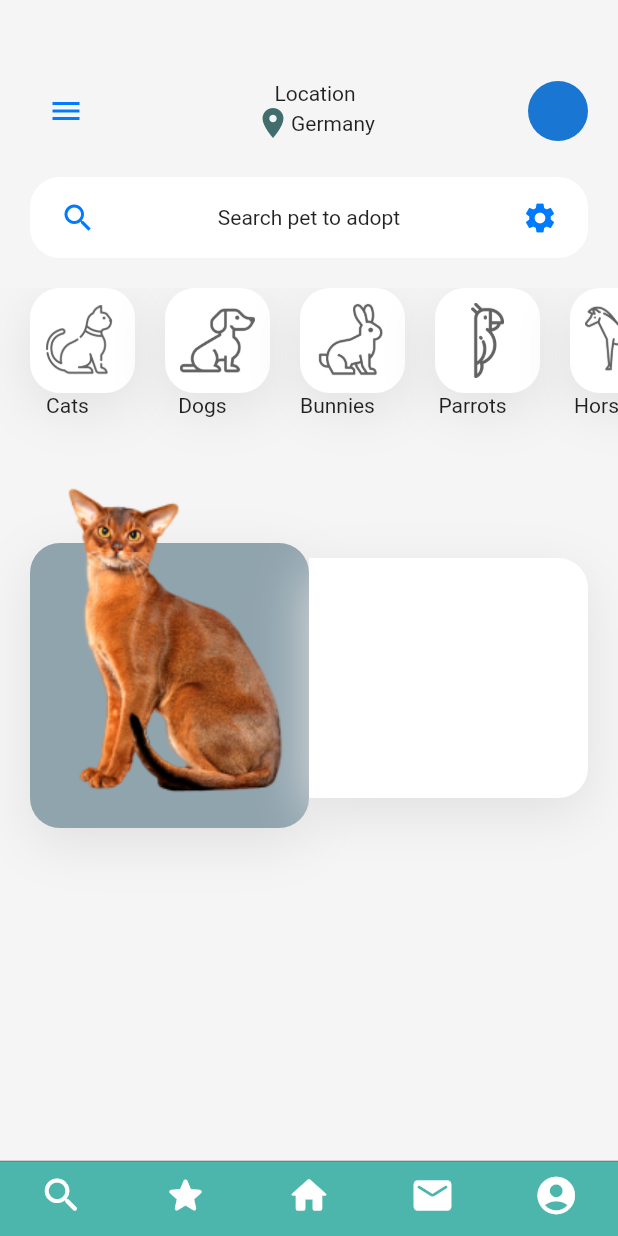
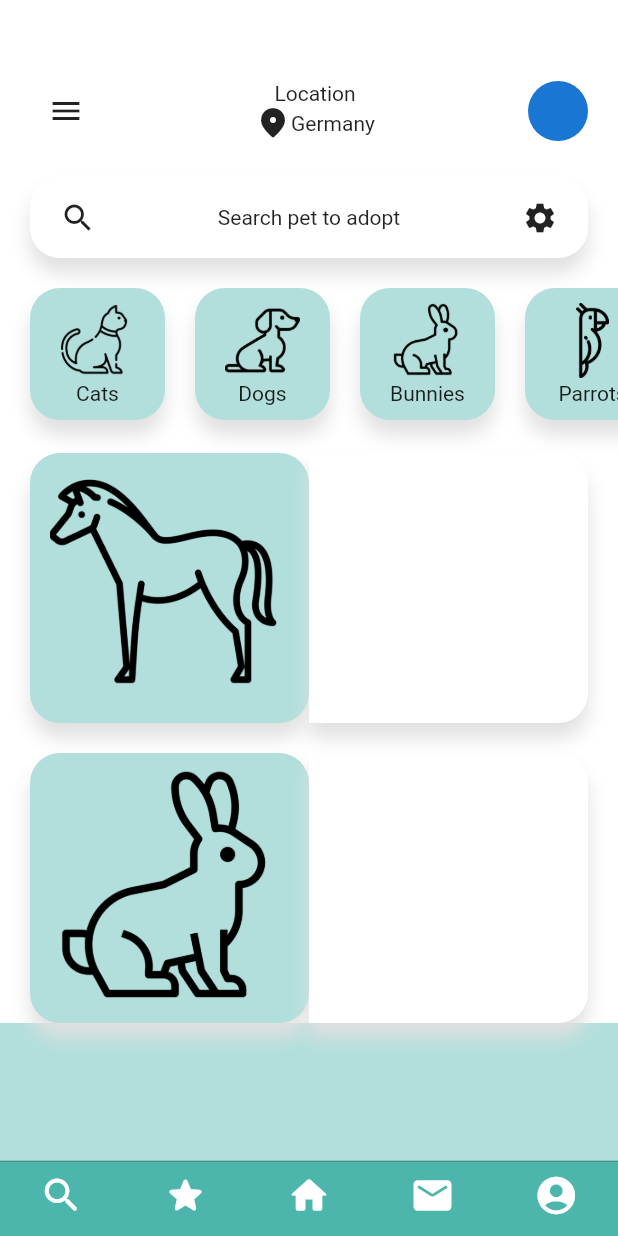
Before and after one commit to lepo-creator/Divily, a Flutter app: the screen it shows after launch, item 4 of the bottom bar chosen, on a phone screen of 412 x 824 dp. Run offline on Flutter 3.47's test engine with Material 2 defaults, Android fonts, the phone set to English and light mode, and no system bars; our stand-ins replace google_fonts, parse_server_sdk_flutter.

Commit message:
added detailed information page after click on container

```diff
--- a/lib/configuration.dart
+++ b/lib/configuration.dart
@@ -1,9 +1,9 @@
 import 'package:flutter/material.dart';
 
-Color primaryGreen = Color(0xff416d6d); //Color definition
+Color primaryTeal = Colors.teal.shade100; //Color definition
 
 List<BoxShadow> shadowList = [
-  BoxShadow(color: Colors.grey.shade300, blurRadius: 30, offset: Offset(0, 10))
+  BoxShadow(color: Colors.grey.shade300, blurRadius: 10, offset: Offset(0, 10))
 ]; //Creates Box-Shadow behind Widgets/Containers
 
 List<Map> categories = [
--- a/lib/pages/favorites.dart
+++ b/lib/pages/favorites.dart
@@ -1,5 +1,6 @@
 import 'package:flutter/cupertino.dart'; // imports cupertino package for fancy layouts
 import 'package:flutter/material.dart'; // imports material package for material app class
+import 'package:google_fonts/google_fonts.dart';
 
 class Favorites extends StatelessWidget {
   const Favorites({Key? key}) : super(key: key);
@@ -7,6 +8,17 @@ class Favorites extends StatelessWidget {
   @override
   Widget build(BuildContext context) {
     return MaterialApp(
+      theme: ThemeData(
+        appBarTheme: AppBarTheme(
+          iconTheme:
+              IconThemeData(color: Colors.black), // Color for icons in AppBar
+        ),
+
+        // Define the default brightness and colors.
+        brightness: Brightness.dark,
+        primaryColor: Colors.teal.shade200,
+        iconTheme: IconThemeData(color: Colors.black), //Color for icons
+      ),
       home: Scaffold(
         appBar: AppBar(
           centerTitle: true,
--- a/lib/pages/messenger.dart
+++ b/lib/pages/messenger.dart
@@ -1,5 +1,6 @@
 import 'package:flutter/cupertino.dart'; // imports cupertino package for fancy layouts
 import 'package:flutter/material.dart'; // imports material package for material app class
+import 'package:google_fonts/google_fonts.dart';
 
 import 'widgets/homeScreen.dart'; //imports file for HomeScreen Widget
 import 'widgets/drawerScreen.dart'; //imports file for DrawerScreen Widget
@@ -9,12 +10,14 @@ class Messenger extends StatelessWidget {
 
   @override
   Widget build(BuildContext context) {
-    return Scaffold(
-      body: Stack(
-        children: [
-          DrawerScreen(),
-          HomeScreen(),
-        ],
+    return MaterialApp(
+      home: Scaffold(
+        body: Stack(
+          children: [
+            DrawerScreen(),
+            HomeScreen(),
+          ],
+        ),
       ),
     );
   }
--- a/lib/pages/widgets/drawerScreen.dart
+++ b/lib/pages/widgets/drawerScreen.dart
@@ -12,7 +12,7 @@ class _DrawerScreenState extends State<DrawerScreen> {
   @override
   Widget build(BuildContext context) {
     return Container(
-      color: primaryGreen,
+      color: primaryTeal,
     );
   }
 }
--- a/lib/pages/widgets/homeScreen.dart
+++ b/lib/pages/widgets/homeScreen.dart
@@ -1,5 +1,6 @@
 //import 'dart:html';
 
+import 'package:divily/pages/widgets/detailedInformation.dart';
 import 'package:flutter/cupertino.dart';
 import 'package:divily/configuration.dart';
 import 'package:flutter/material.dart';
@@ -22,10 +23,10 @@ class _HomeScreenState extends State<HomeScreen> {
   Widget build(BuildContext context) {
     return AnimatedContainer(
       transform: Matrix4.translationValues(xOffset, yOffset, 0)
-        ..scale(scaleFactor), //moving COntainer
+        ..scale(scaleFactor), //moving Container
       duration: Duration(milliseconds: 250),
-      color: Colors.grey.shade100,
-
+      color: Colors.white,
+      child: SingleChildScrollView(
         child: Column(
           children: [
             SizedBox(height: 50),
@@ -61,13 +62,7 @@ class _HomeScreenState extends State<HomeScreen> {
                     children: [
                       Text('Location'),
                       Row(
-                      children: [
-                        Icon(
-                          Icons.location_on,
-                          color: primaryGreen,
-                        ),
-                        Text('Germany')
-                      ],
+                        children: [Icon(Icons.room_rounded), Text('Germany')],
                       ),
                     ],
                   ),
@@ -82,6 +77,7 @@ class _HomeScreenState extends State<HomeScreen> {
               decoration: BoxDecoration(
                 color: Colors.white,
                 borderRadius: BorderRadius.circular(20),
+                boxShadow: shadowList,
               ),
               child: Row(
                 mainAxisAlignment: MainAxisAlignment.spaceBetween,
@@ -93,9 +89,10 @@ class _HomeScreenState extends State<HomeScreen> {
               ),
             ),
             Container(
-            height: 120,
+              //Row for categories
+              height: 110,
+
               child: ListView.builder(
-              //Row for categories
                 scrollDirection: Axis.horizontal, //Scrolling direction
                 itemCount: categories
                     .length, //ListView as long as categories from file configuration.dart
@@ -107,20 +104,26 @@ class _HomeScreenState extends State<HomeScreen> {
                           padding: EdgeInsets.all(10),
                           margin: EdgeInsets.only(left: 20),
                           decoration: BoxDecoration(
-                          color: Colors.white,
+                            color: Colors.teal.shade100,
                             boxShadow: shadowList,
                             borderRadius: BorderRadius.circular(20),
                           ),
-                        child: Image.asset(
+                          child: Container(
+                            margin: EdgeInsets.symmetric(horizontal: 10),
+                            child: Column(children: [
+                              Image.asset(
                                 categories[index][
                                     'iconPath'], //refers to ListView from configuration.dart
                                 height: 50,
                                 width: 50,
-                          color: Colors.grey.shade700,
+                                color: Colors.black,
                               ),
-                      ),
+                              SizedBox(height: 2),
                               Text(
                                 categories[index]['name'],
+                              ),
+                            ]),
+                          ),
                         ),
                       ],
                     ),
@@ -128,39 +131,121 @@ class _HomeScreenState extends State<HomeScreen> {
                 },
               ),
             ),
-          Container(
-              height: 240,
+            GestureDetector(
+              onTap: () {
+                Navigator.push(
+                    context,
+                    MaterialPageRoute(
+                        builder: (context) =>
+                            DetailedInformationCard())); //Navigation to the PAge with detailed Informations on the Item
+              },
+              child: Container(
+                height: 180,
+                decoration: BoxDecoration(
+                  color: Colors.white,
+                  borderRadius: BorderRadius.circular(20),
+                  //boxShadow: shadowList,
+                ),
                 margin: EdgeInsets.symmetric(horizontal: 20),
-              child: Row(children: [
+                child: Row(
+                  children: [
                     Expanded(
                       child: Stack(
                         children: [
                           Container(
                             decoration: BoxDecoration(
-                          color: Colors.blueGrey[300],
+                              color: Colors.teal.shade100,
                               borderRadius: BorderRadius.circular(20),
                               boxShadow: shadowList,
                             ),
-                        margin: EdgeInsets.only(top: 50),
+                            //margin: EdgeInsets.only(top: 50),
                           ),
                           Align(
-                        child: Image.asset('assets/images/pet-cat1.png'),
+                            child: Container(
+                              margin: EdgeInsets.all(10),
+                              child: Image.asset(
+                                'assets/images/horse.png',
+                                fit: BoxFit.contain,
+                              ),
+                            ),
                           )
                         ],
                       ),
                     ),
                     Expanded(
                       child: Container(
-                  margin: EdgeInsets.only(top: 60, bottom: 20),
+                        margin: EdgeInsets.only(
+                          top: 0,
+                          bottom: 0,
+                        ), //Difference of height between left and right box
                         decoration: BoxDecoration(
                           color: Colors.white,
                           boxShadow: shadowList,
                           borderRadius: BorderRadius.only(
                             topRight: Radius.circular(20),
-                          bottomRight: Radius.circular(20))),
-                ))
-              ]))
+                            bottomRight: Radius.circular(20),
+                          ),
+                        ),
+                      ),
+                    ),
                   ],
+                ),
+              ),
+            ),
+            SizedBox(height: 20),
+            Container(
+              height: 180,
+              decoration: BoxDecoration(
+                color: Colors.white,
+                borderRadius: BorderRadius.circular(20),
+                //boxShadow: shadowList,
+              ),
+              margin: EdgeInsets.symmetric(horizontal: 20),
+              child: Row(
+                children: [
+                  Expanded(
+                    child: Stack(
+                      children: [
+                        Container(
+                          decoration: BoxDecoration(
+                            color: Colors.teal.shade100,
+                            borderRadius: BorderRadius.circular(20),
+                            boxShadow: shadowList,
+                          ),
+                        ),
+                        Align(
+                          child: Container(
+                            padding: EdgeInsets.all(
+                                10), //Gap between picture and box
+                            child: Image.asset(
+                              'assets/images/rabbit.png',
+                              fit: BoxFit.contain,
+                            ),
+                          ),
+                        )
+                      ],
+                    ),
+                  ),
+                  Expanded(
+                    child: Container(
+                      margin: EdgeInsets.only(
+                          top: 0,
+                          bottom: 0), //Difference between left and right box
+                      decoration: BoxDecoration(
+                        color: Colors.white,
+                        boxShadow: shadowList,
+                        borderRadius: BorderRadius.only(
+                          topRight: Radius.circular(20),
+                          bottomRight: Radius.circular(20),
+                        ),
+                      ),
+                    ),
+                  ),
+                ],
+              ),
+            ),
+          ],
+        ),
       ),
     );
   }
--- a/pubspec.yaml
+++ b/pubspec.yaml
@@ -27,14 +27,17 @@ environment:
 # the latest version available on pub.dev. To see which dependencies have newer
 # versions available, run `flutter pub outdated`.
 dependencies:
+  google_fonts: ^2.3.1
   parse_server_sdk_flutter: ^3.1.0
   flutter:
     sdk: flutter
 
 
+
   # The following adds the Cupertino Icons font to your application.
   # Use with the CupertinoIcons class for iOS style icons.
   cupertino_icons: ^1.0.2
+
 
 dev_dependencies:
   flutter_test:
@@ -67,6 +70,7 @@ flutter:
     - assets/images/rabbit.png
     - assets/images/pet-cat1.png
     - assets/images/pet-cat2.png
+    - assets/images/schmetterling.png
 
 
   fonts:
```
Also changed, not shown: lib/pages/widgets/detailedInformation.dart (added, +178 -0 lines), assets/images/schmetterling.PNG (added), pubspec.lock, 1 other file. Lines whose indentation alone changed are shown as unchanged.
